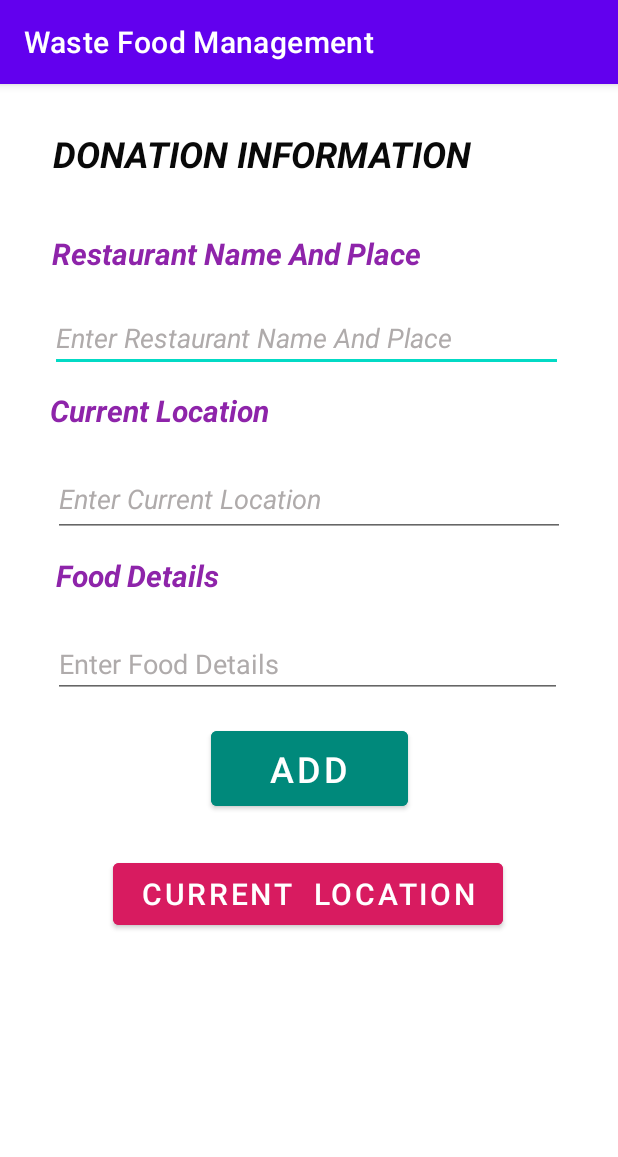
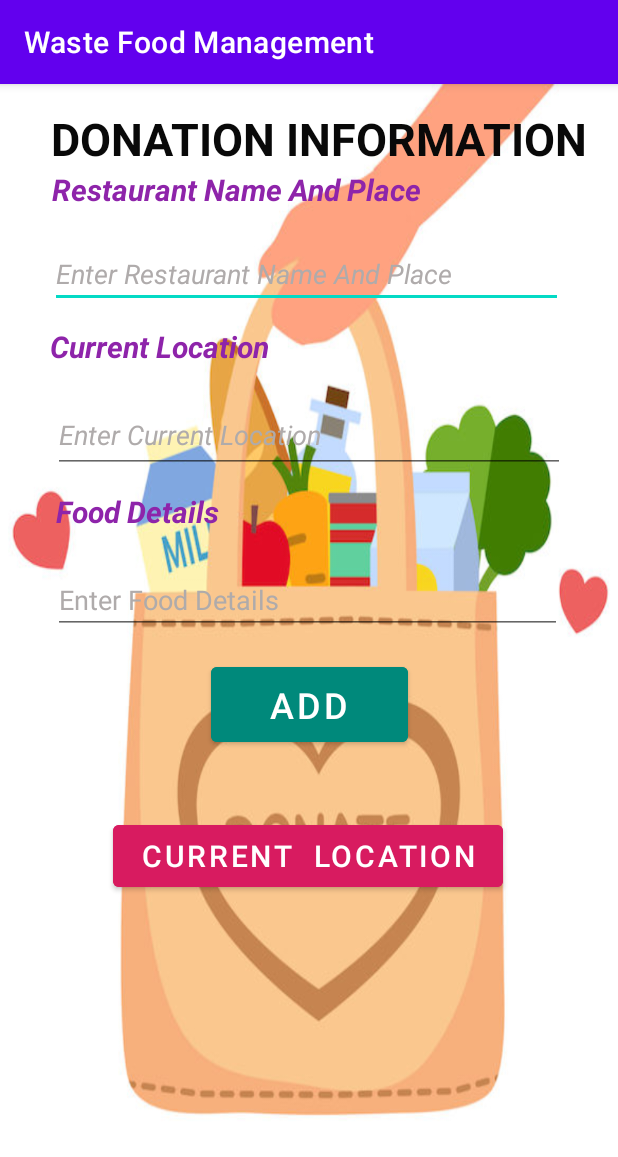
Before and after one commit to officialshubhamsinha/Waste-Food-Management1, an Android app: the Donation_Entry screen opened directly, with no data from a screen before it, on a phone screen of 412 x 824 dp. Shown: the top 1157 px of the screen. Run offline under Robolectric (Android 15) with nearby library versions, the phone set to English and light mode, and no system bars.

Commit message:
New Donation_Entry_Update_Done

```diff
--- a/app/src/main/res/layout/activity_donation_entry.xml
+++ b/app/src/main/res/layout/activity_donation_entry.xml
@@ -4,24 +4,10 @@
     xmlns:tools="http://schemas.android.com/tools"
     android:layout_width="match_parent"
     android:layout_height="match_parent"
+    android:background="@drawable/food"
 
 
     tools:context="Donation_Entry">
-
-    <TextView
-        android:id="@+id/textView"
-        android:layout_width="337dp"
-        android:layout_height="45dp"
-        android:layout_marginTop="30dp"
-        android:background="@color/white"
-        android:text="DONATION INFORMATION"
-        android:textColor="#090909"
-        android:textSize="24sp"
-        android:textStyle="normal|bold|italic"
-        app:layout_constraintEnd_toEndOf="parent"
-        app:layout_constraintHorizontal_bias="0.472"
-        app:layout_constraintStart_toStartOf="parent"
-        app:layout_constraintTop_toTopOf="parent" />
 
     <EditText
         android:id="@+id/editTextTextPersonName"
@@ -43,7 +29,6 @@
         android:id="@+id/textView3"
         android:layout_width="342dp"
         android:layout_height="39dp"
-        android:layout_marginTop="24dp"
         android:text="Restaurant Name And Place"
         android:textColor="#8E24AA"
         android:textSize="20sp"
@@ -51,7 +36,7 @@
         app:layout_constraintEnd_toEndOf="parent"
         app:layout_constraintHorizontal_bias="0.492"
         app:layout_constraintStart_toStartOf="parent"
-        app:layout_constraintTop_toBottomOf="@+id/textView" />
+        app:layout_constraintTop_toBottomOf="@+id/textView7" />
 
     <TextView
         android:id="@+id/textView4"
@@ -119,7 +104,7 @@
         app:layout_constraintHorizontal_bias="0.496"
         app:layout_constraintStart_toStartOf="parent"
         app:layout_constraintTop_toTopOf="@+id/button"
-        app:layout_constraintVertical_bias="0.0" />
+        app:layout_constraintVertical_bias="0.072" />
 
     <EditText
         android:id="@+id/editTextTextPersonName4"
@@ -136,4 +121,18 @@
         app:layout_constraintStart_toStartOf="parent"
         app:layout_constraintTop_toBottomOf="@+id/textView4" />
 
+    <TextView
+        android:id="@+id/textView7"
+        android:layout_width="wrap_content"
+        android:layout_height="wrap_content"
+        android:layout_marginTop="16dp"
+        android:text="DONATION INFORMATION"
+        android:textColor="#090909"
+        android:textSize="30sp"
+        android:textStyle="bold"
+        app:layout_constraintEnd_toEndOf="parent"
+        app:layout_constraintHorizontal_bias="0.622"
+        app:layout_constraintStart_toStartOf="parent"
+        app:layout_constraintTop_toTopOf="parent" />
+
 </androidx.constraintlayout.widget.ConstraintLayout>
```
Also changed, not shown: app/src/main/res/drawable-v24/food.jpg.
